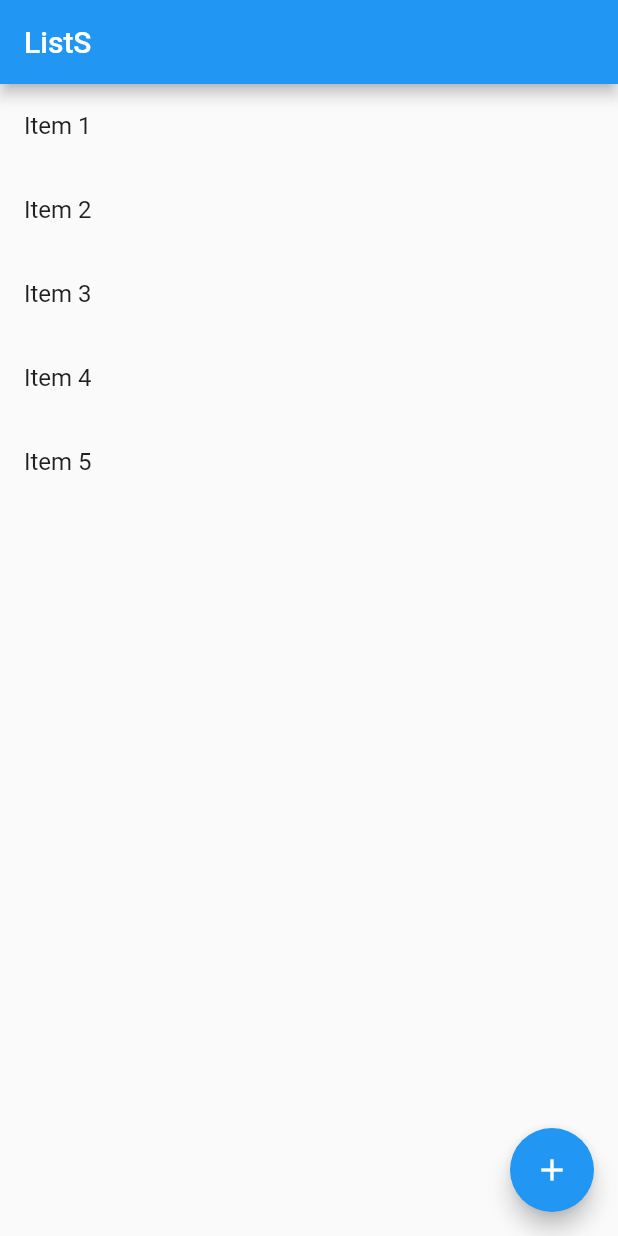
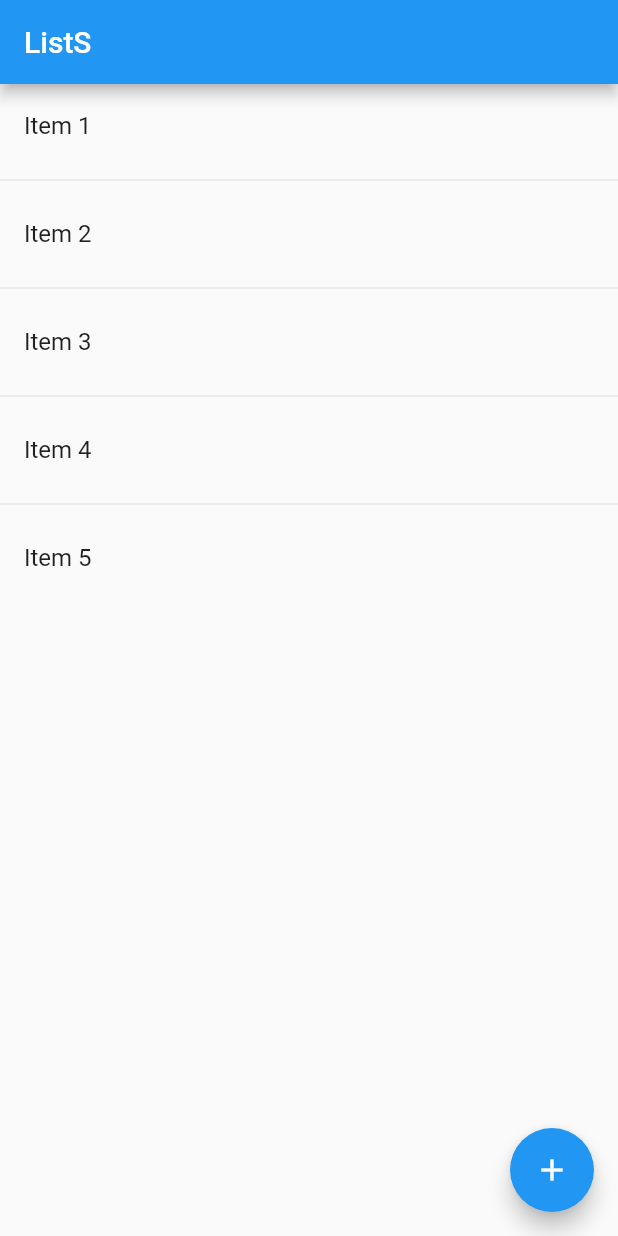
Before and after one commit to cyliong/list-cross-platform-sync, a Flutter app: the screen it shows after launch, on a phone screen of 412 x 824 dp. Run offline on Flutter 3.47's test engine with Material 2 defaults, Android fonts, the phone set to English and light mode, and no system bars.

Commit message:
Add separator to ListView

```diff
--- a/lib/page/home_page.dart
+++ b/lib/page/home_page.dart
@@ -15,13 +15,14 @@ class _HomePageState extends State<HomePage> {
       appBar: AppBar(
         title: Text(kAppTitle),
       ),
-      body: ListView.builder(
+      body: ListView.separated(
         itemCount: _items.length,
         itemBuilder: (context, index) {
           return ListTile(
             title: Text('${_items[index]}'),
           );
         },
+        separatorBuilder: (BuildContext context, int index) => const Divider(),
       ),
       floatingActionButton: FloatingActionButton(
         onPressed: null,
```
